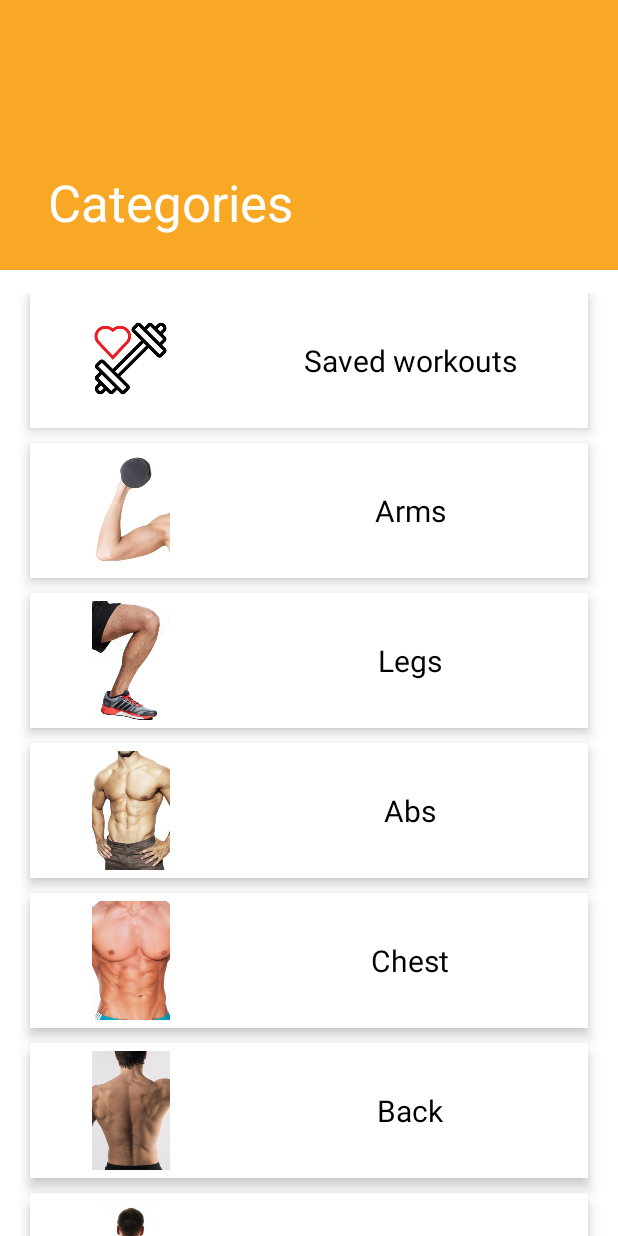
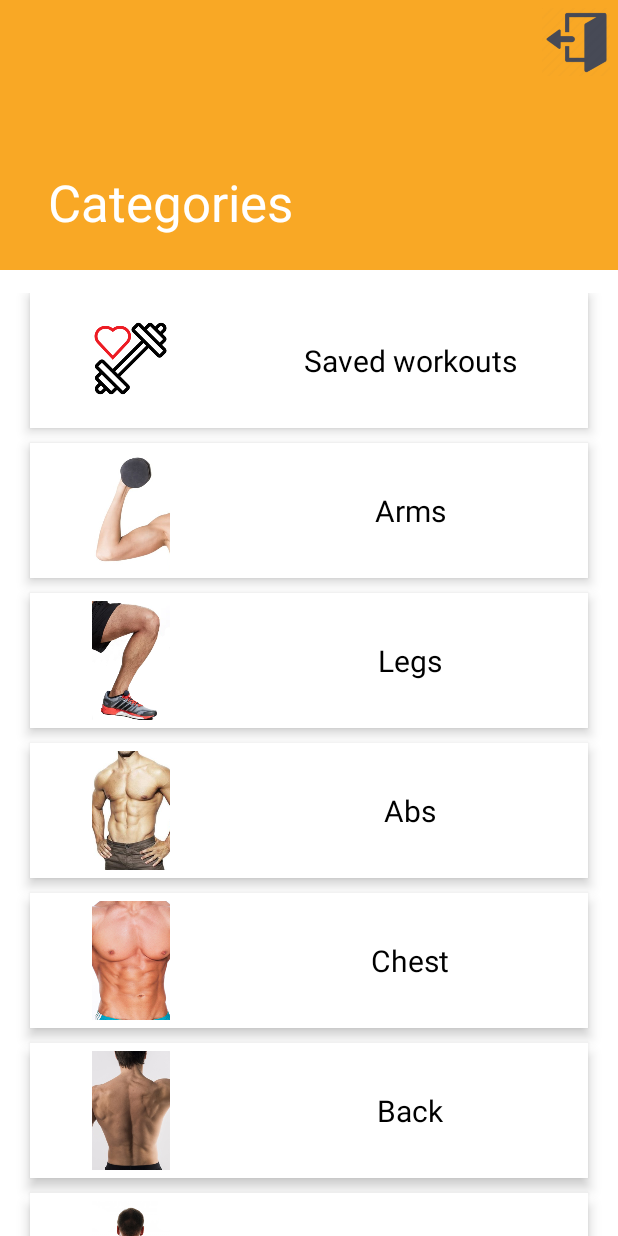
Before and after one commit to Andrealeoni14/BeneFIT, an Android app: the CategoryActivity screen opened directly, with no data from a screen before it, on a phone screen of 412 x 824 dp. Run offline under Robolectric (Android 15) with nearby library versions, the phone set to English and light mode, and no system bars.

Commit message:
Add files via upload
Aggiunta pulsante di logout

```diff
--- a/BeneFIT/app/src/main/java/com/fit/benefit/CategoryActivity.java
+++ b/BeneFIT/app/src/main/java/com/fit/benefit/CategoryActivity.java
@@ -134,4 +134,9 @@ public class CategoryActivity extends AppCompatActivity {
         intent.putExtra("category", 14);
         startActivity(intent);
     }
+
+    public void logoutClick(android.view.View view) {
+        LogoutActivity logout = new LogoutActivity();
+        logout.logoutFunction(CategoryActivity.this);
+    }
 }
--- a/BeneFIT/app/src/main/java/com/fit/benefit/ExerciseActivity.java
+++ b/BeneFIT/app/src/main/java/com/fit/benefit/ExerciseActivity.java
@@ -159,4 +159,9 @@ public class ExerciseActivity extends AppCompatActivity implements ExerciseRecyc
         detail.putExtra("EXTRA_IMAGE", exercise.getImg());
         startActivity(detail);
     }
+
+    public void logoutClick(android.view.View view) {
+        LogoutActivity logout = new LogoutActivity();
+        logout.logoutFunction(ExerciseActivity.this);
+    }
 }
--- a/BeneFIT/app/src/main/java/com/fit/benefit/WorkoutActivity.java
+++ b/BeneFIT/app/src/main/java/com/fit/benefit/WorkoutActivity.java
@@ -125,4 +125,8 @@ public class WorkoutActivity extends AppCompatActivity {
         mRequestQueue.add(request);
         return img_url[0];
     }*/
+    public void logoutClick(android.view.View view) {
+        LogoutActivity logout = new LogoutActivity();
+        logout.logoutFunction(WorkoutActivity.this);
+    }
 }
--- a/BeneFIT/app/src/main/res/layout/activity_category.xml
+++ b/BeneFIT/app/src/main/res/layout/activity_category.xml
@@ -28,7 +28,23 @@
                 android:layout_width="match_parent"
                 android:layout_height="?attr/actionBarSize"
                 app:layout_collapseMode="pin"
-                app:popupTheme="@style/Theme.BeneFIT.PopupOverlay" />
+                app:popupTheme="@style/Theme.BeneFIT.PopupOverlay">
+                <ImageButton
+                    android:id="@+id/logoutButton"
+                    android:layout_width="wrap_content"
+                    android:layout_height="match_parent"
+                    android:src="@drawable/logoutbutton"
+                    android:layout_gravity="end"
+                    android:onClick="logoutClick"
+                    android:background="@color/orange"
+                    android:layout_marginBottom="5dp"
+                    android:layout_marginStart="2dp"
+                    android:layout_marginEnd="5dp"
+                    android:layout_marginTop="5dp"
+                    android:layout_weight="1"
+                    android:adjustViewBounds="true"
+                    android:scaleType="fitCenter"/>
+            </androidx.appcompat.widget.Toolbar>
 
         </com.google.android.material.appbar.CollapsingToolbarLayout>
     </com.google.android.material.appbar.AppBarLayout>
```
Also changed, not shown: BeneFIT/app/src/main/java/com/fit/benefit/LogoutActivity.java (added, +25 -0 lines), BeneFIT/app/src/main/java/com/fit/benefit/activity_introductory.java (added, +37 -0 lines), BeneFIT/app/src/main/res/layout/activity_workout.xml (+17 -1 lines), BeneFIT/app/src/main/res/layout/exercises.xml (+17 -1 lines), BeneFIT/app/src/main/res/drawable/logoutbutton.png (added), 1 other file.
